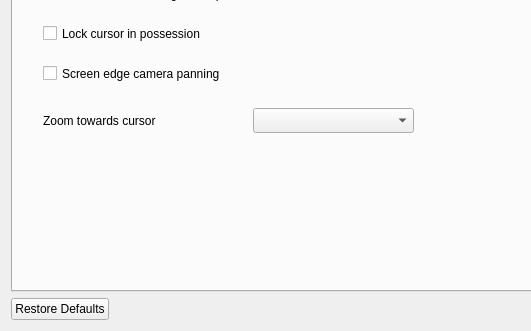
Old version of the form ui/settingsdialog.ui in the repository ForkedInTime/keeperfx-launcher-qt-linux; both pictures show x 0 to 531 and y 254 to 585 of the 870 by 585 pixel window.
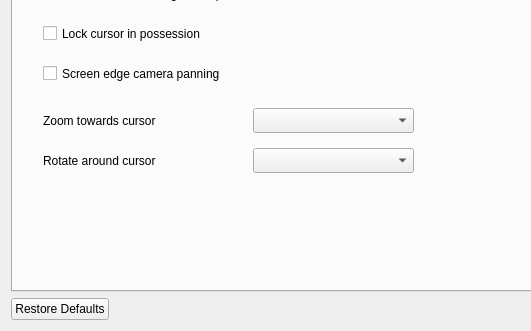
New version of the form. The open tabs and pages were chosen to show the change. Icons and pictures are not drawn.

Commit message: add ROTATE_AROUND_MOUSE setting

The edit to the form file:
```diff
--- a/ui/settingsdialog.ui
+++ b/ui/settingsdialog.ui
@@ -1101,6 +1101,29 @@
         </rect>
        </property>
       </widget>
+      <widget class="QLabel" name="labelRotateAroundMouse">
+       <property name="geometry">
+        <rect>
+         <x>30</x>
+         <y>360</y>
+         <width>251</width>
+         <height>17</height>
+        </rect>
+       </property>
+       <property name="text">
+        <string comment="Dropdown Title Label">Rotate around cursor</string>
+       </property>
+      </widget>
+      <widget class="QComboBox" name="comboBoxRotateAroundMouse">
+       <property name="geometry">
+        <rect>
+         <x>240</x>
+         <y>356</y>
+         <width>161</width>
+         <height>25</height>
+        </rect>
+       </property>
+      </widget>
      </widget>
      <widget class="QWidget" name="tab5_mp">
       <attribute name="title">
```
The commit also changes 2 other files.
